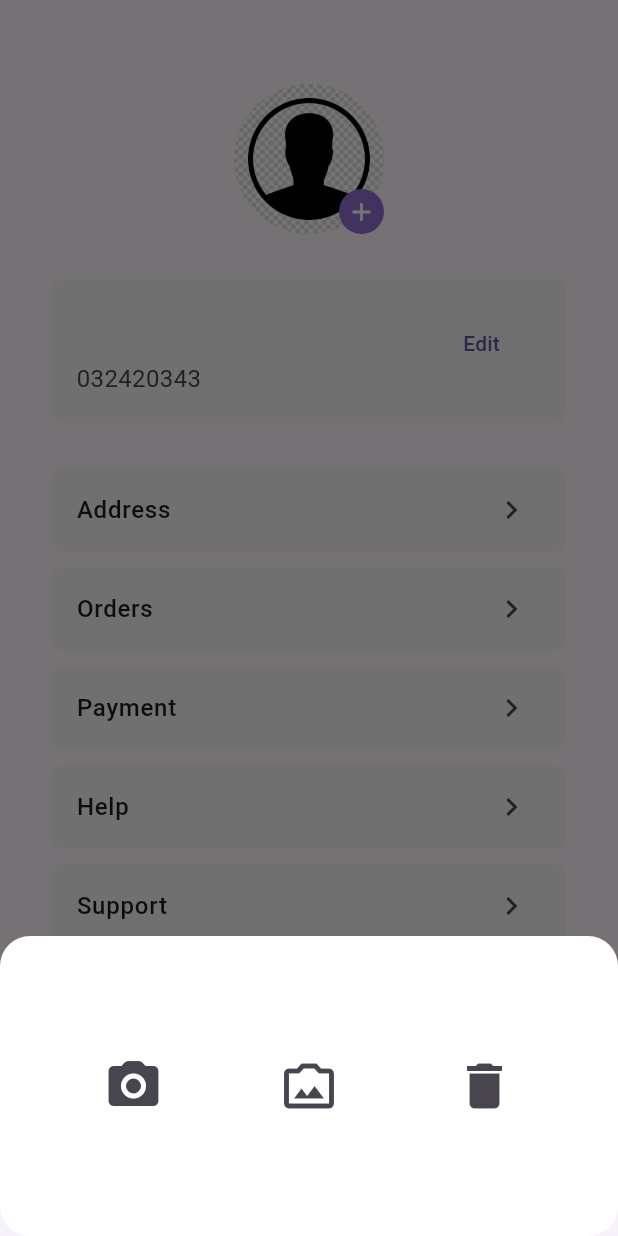
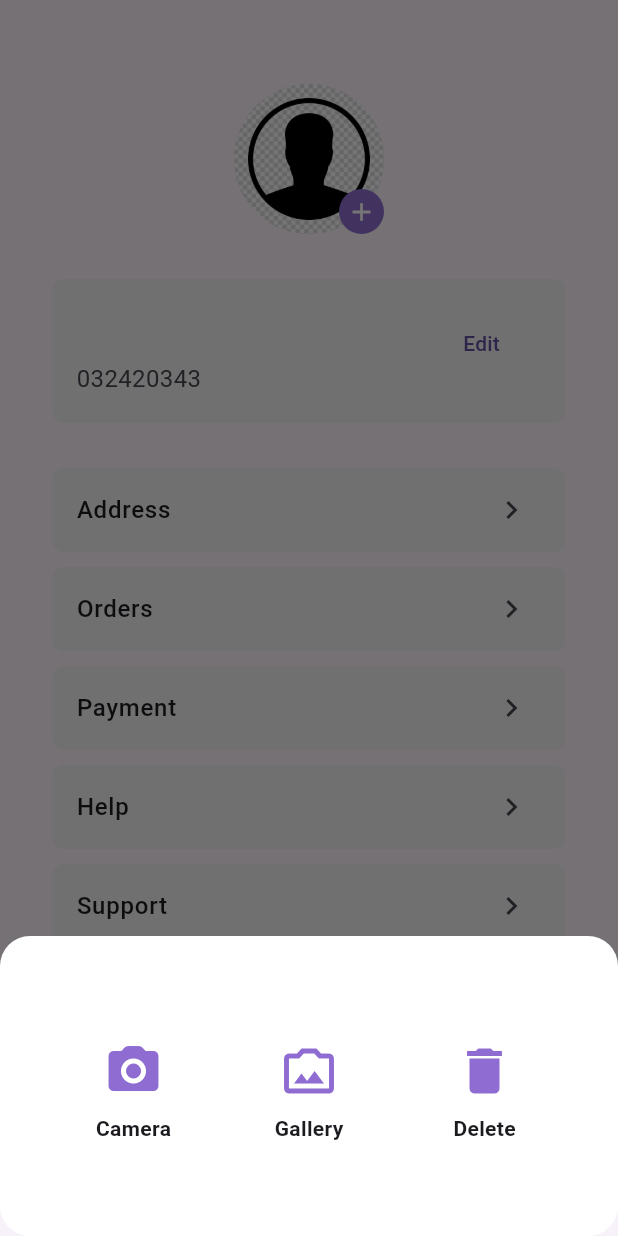
Before and after one commit to elmir01/ecommerce_app, a Flutter app: the SettingsScreen screen opened directly, after a tap on the "add" icon, on a phone screen of 412 x 824 dp. Run offline on Flutter 3.47's test engine with Material 3 defaults, Android fonts, the phone set to English and light mode, and no system bars; our stand-ins replace badges, carousel_slider, flutter_riverpod, flutter_screenutil, get_it, image_cropper and 6 more; missing offline and left inert: dart:ffi; accounts and stored records are empty.

Commit message:
update-textField

```diff
--- a/lib/views/auth/login_screen.dart
+++ b/lib/views/auth/login_screen.dart
@@ -1,5 +1,4 @@
 import 'dart:async';
-
 import 'package:ecommerce_app/management/flutter_management.dart';
 import 'package:ecommerce_app/views/auth/register_screen.dart';
 import 'package:ecommerce_app/views/main/main_screen.dart';
--- a/lib/views/settings/settings_screen.dart
+++ b/lib/views/settings/settings_screen.dart
@@ -114,15 +114,15 @@ class _SettingsScreenState extends ConsumerState<SettingsScreen> {
                       Navigator.push(
                         context,
                         CupertinoPageRoute(
-                          builder: (context) => EditUserScreen(user: userViewModel.user!,),
+                          builder: (context) => EditUserScreen(
+                            user: userViewModel.user!,
                           ),
-                      ).then(
-                        (value) {
-                          if(value==true){
+                        ),
+                      ).then((value) {
+                        if (value == true) {
                           ref.read(getUserViewModel).loadUser();
                         }
-                        }
-                      );
+                      });
                     },
                     child: Text('Edit'),
                   ),
@@ -220,8 +220,8 @@ class _SettingsScreenState extends ConsumerState<SettingsScreen> {
                 onPressed: () {
                   ref.read(getUserViewModel).logOut(context);
                   userViewModel.fileImage = null;
-                  cartItems.length=0;
-                  favourites.length=0;
+                  cartItems.length = 0;
+                  favourites.length = 0;
                 },
                 child: Text(
                   'Sign Out',
@@ -253,14 +253,27 @@ class _SettingsScreenState extends ConsumerState<SettingsScreen> {
           Row(
             mainAxisAlignment: MainAxisAlignment.spaceEvenly,
             children: [
+              Column(
+                children: [
                   IconButton(
                     iconSize: 40.sp,
                     onPressed: () {
                       ref.read(getUserViewModel).imageFromCamera();
                       Navigator.pop(context);
                     },
-                icon: Icon(Icons.camera_alt_rounded),
+                    icon: Icon(
+                      Icons.camera_alt_rounded,
+                      color: Color.fromARGB(255, 142, 108, 209),
                     ),
+                  ),
+                  Text(
+                    'Camera',
+                    style: TextStyle(fontWeight: FontWeight.bold),
+                  ),
+                ],
+              ),
+              Column(
+                children: [
                   IconButton(
                     iconSize: 40.sp,
                     onPressed: () {
@@ -269,8 +282,17 @@ class _SettingsScreenState extends ConsumerState<SettingsScreen> {
                     },
                     icon: Icon(
                       Icons.photo_camera_back_outlined,
+                      color: Color.fromARGB(255, 142, 108, 209),
                     ),
                   ),
+                  Text(
+                    'Gallery',
+                    style: TextStyle(fontWeight: FontWeight.bold),
+                  ),
+                ],
+              ),
+              Column(
+                children: [
                   IconButton(
                     iconSize: 40.sp,
                     onPressed: () async {
@@ -279,7 +301,16 @@ class _SettingsScreenState extends ConsumerState<SettingsScreen> {
 
                       print('delete');
                     },
-                icon: Icon(Icons.delete),
+                    icon: Icon(
+                      Icons.delete,
+                      color: Color.fromARGB(255, 142, 108, 209),
+                    ),
+                  ),
+                  Text(
+                    'Delete',
+                    style: TextStyle(fontWeight: FontWeight.bold),
+                  )
+                ],
               )
             ],
           ),
--- a/lib/widgets/custom_textfield.dart
+++ b/lib/widgets/custom_textfield.dart
@@ -32,6 +32,7 @@ class CustomTextfield extends StatelessWidget {
       width: width.sp,
       height: height.sp,
       child: TextFormField(
+       textInputAction: TextInputAction.next,
         keyboardType: textInputType,
         validator: validator,
         obscureText: obscureText,
```
Also changed, not shown: lib/views/home/home_screen.dart (+2 -36 lines), lib/views/home/product_detail_screen.dart (+29 -24 lines). Lines whose indentation alone changed are shown as unchanged.
